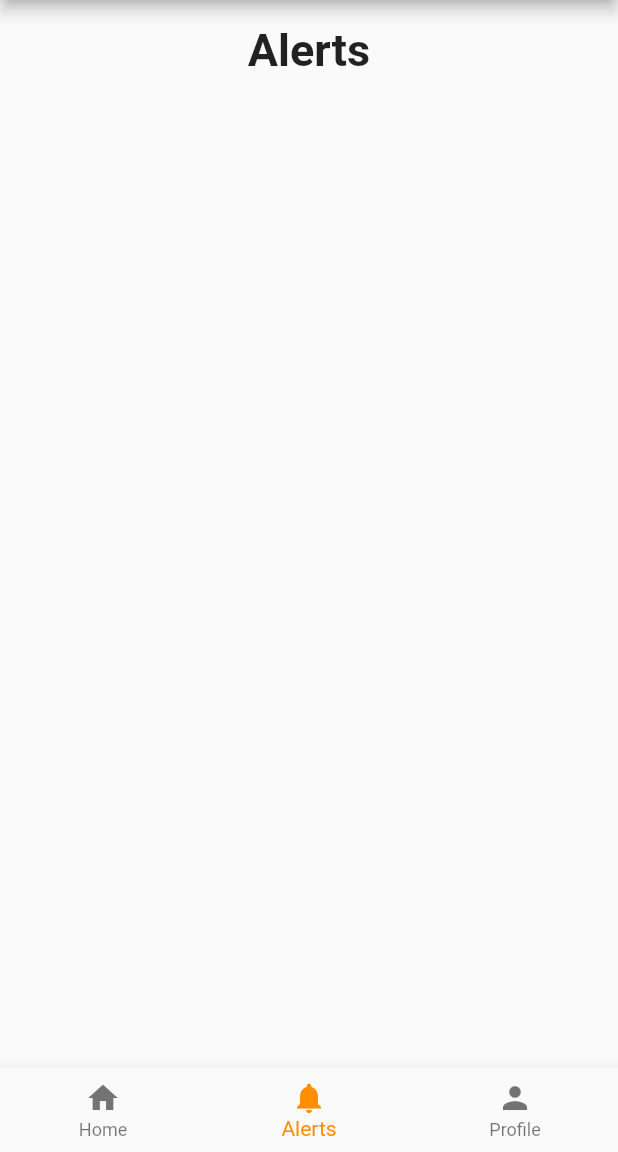
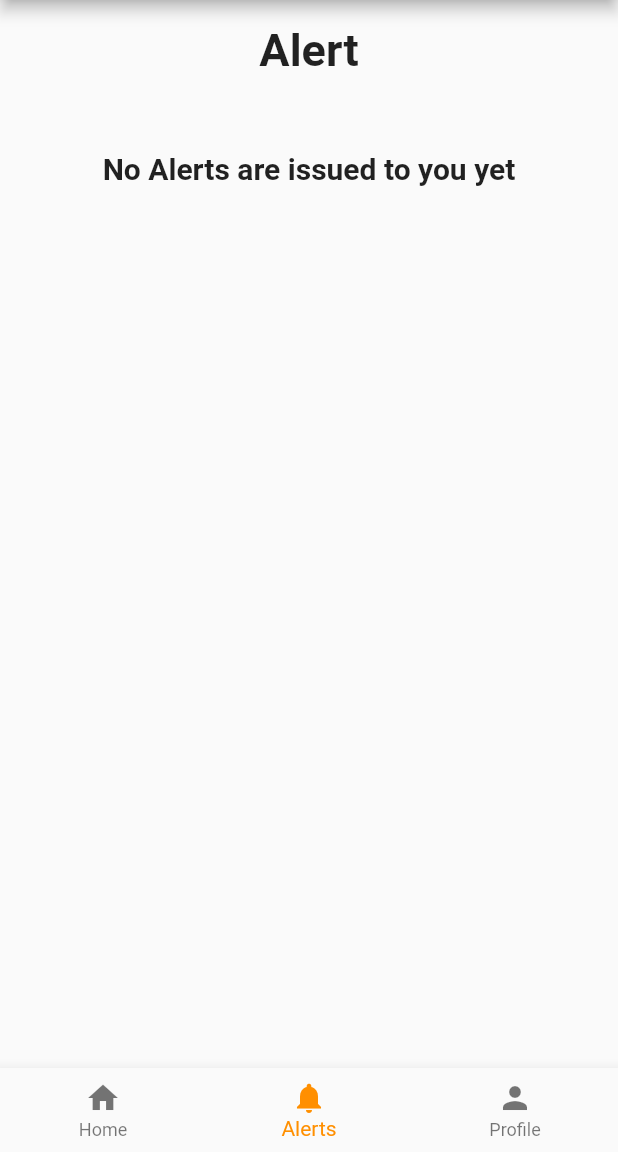
Before and after one commit to nazayer/TraceME, a Flutter app: the HomePage screen opened directly, item 2 of the bottom bar chosen, on a phone screen of 412 x 824 dp, the part 84-1236 px from its top. Run offline on Flutter 3.47's test engine with Material 2 defaults, Android fonts, the phone set to English and light mode, and no system bars; our stand-ins replace bloc, equatable, flutter_bloc; missing offline and left inert: wifi_flutter.

Commit message:
alertWidgit separte

```diff
--- a/lib/pages/home_page.dart
+++ b/lib/pages/home_page.dart
@@ -1,8 +1,9 @@
 import 'package:flutter/material.dart';
 import 'package:flutter_bloc/flutter_bloc.dart';
 import 'package:flutter_bloc_authentication/blocs/authentication/authentication.dart';
+import 'package:flutter_bloc_authentication/widgets/alertsWidget.dart';
 import '../models/models.dart';
-import '../widgets/Homewidget.dart';
+import '../widgets/homeWidget.dart';
 
 class HomePage extends StatefulWidget {
   HomePage({Key key}) : super(key: key);
@@ -18,10 +19,7 @@ class _HomePage extends State<HomePage> {
 
   static List<Widget> _widgetOptions = <Widget>[
     HomeWidget(),
-    Text(
-      'Alerts',
-      style: optionStyle,
-    ),
+    AlertWidget(),
     Text(
       'Profile',
       style: optionStyle,
--- /dev/null
+++ b/lib/widgets/alertsWidget.dart
@@ -0,0 +1,30 @@
+import 'package:flutter/material.dart';
+import 'package:flutter_bloc/flutter_bloc.dart';
+import 'package:flutter_bloc_authentication/blocs/authentication/authentication.dart';
+import '../models/models.dart';
+
+class AlertWidget extends StatelessWidget {
+  @override
+  Widget build(BuildContext context) {
+    return Column(
+      mainAxisSize: MainAxisSize.max,
+      crossAxisAlignment: CrossAxisAlignment.stretch,
+      children: [
+        Text('Alert', style: optionStyle, textAlign: TextAlign.center),
+        SizedBox(width: 100.00, height: 50.00),
+        Text("No Alerts are issued to you yet",
+            style: noAlertStyle, textAlign: TextAlign.center),
+      ],
+    );
+  }
+
+  static const TextStyle optionStyle = TextStyle(
+    fontSize: 30,
+    fontWeight: FontWeight.bold,
+  );
+
+  static const TextStyle noAlertStyle = TextStyle(
+    fontSize: 20,
+    fontWeight: FontWeight.bold,
+  );
+}
--- a/lib/widgets/scanWedgit.dart
+++ b/lib/widgets/scanWedgit.dart
@@ -1,3 +1,5 @@
+import 'dart:async';
+
 import 'package:flutter/cupertino.dart';
 import 'package:flutter/material.dart';
 import 'blinkingText.dart';
@@ -20,6 +22,7 @@ class ScanWidgetState extends State<ScanWidget> {
 
   List<Widget> _platformVersion = [];
   bool _scanning = false;
+  Duration scanPeriod = Duration(minutes: 2);
 
   @override
   Widget build(BuildContext context) {
@@ -61,7 +64,9 @@ class ScanWidgetState extends State<ScanWidget> {
           if (noPermissions) {
             return;
           }
+
           final networks = await WifiFlutter.wifiNetworks;
+          //need to find a way to repeat this function
           setState(() {
             _platformVersion = networks
                 .map((network) => Text(
```
